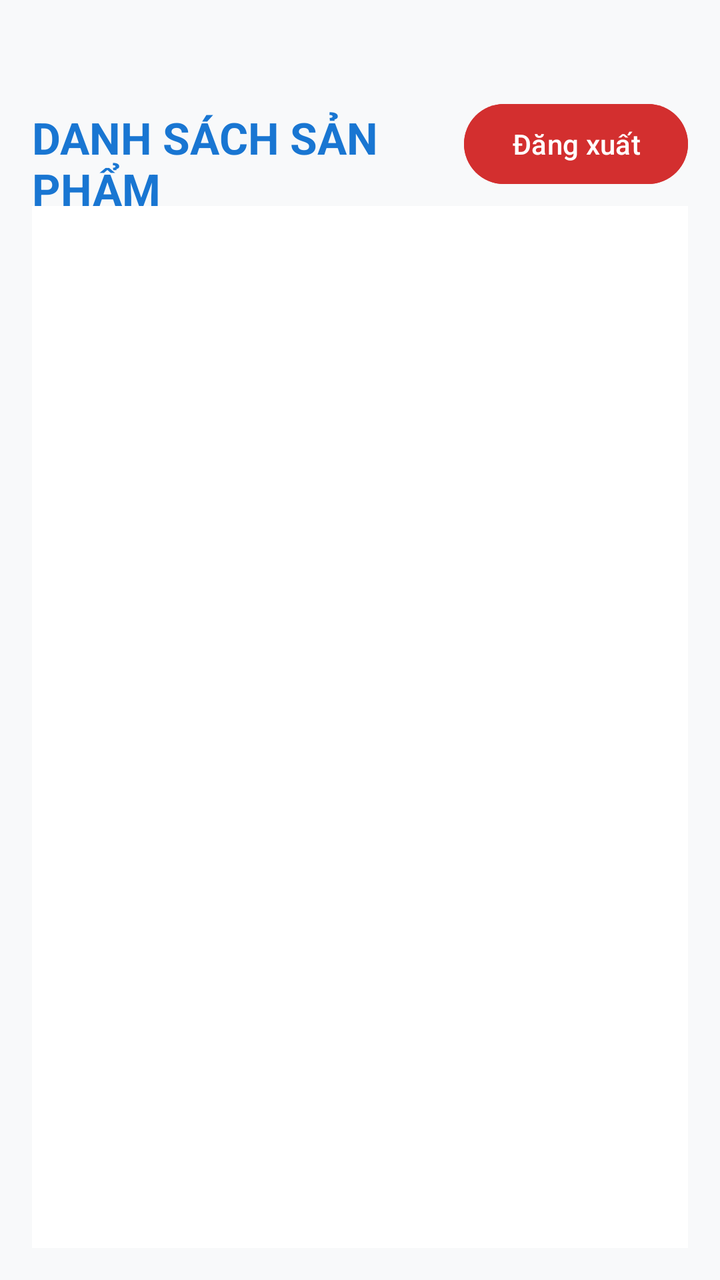
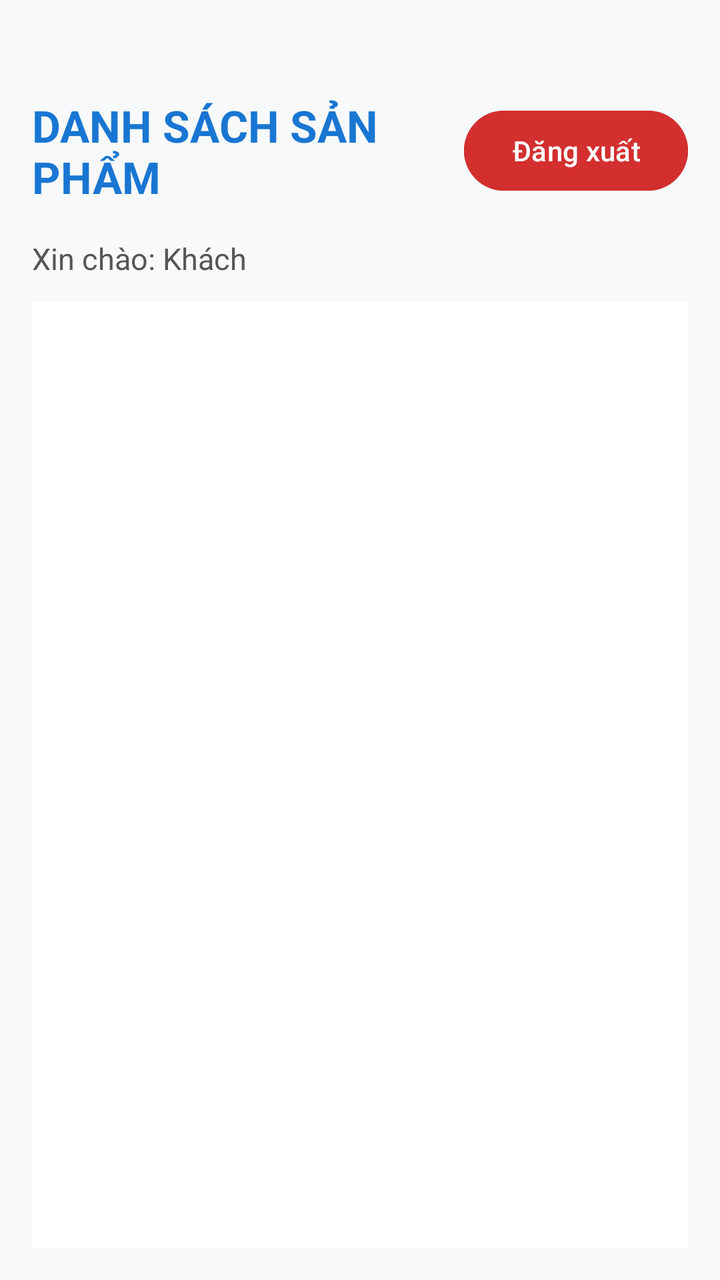

Compare the two renders of this Android layout. The source of the first and the diff that turns it into the second are given below.
<!-- AndroidManifest.xml: application theme Theme.MyApplication -->
<!-- res/layout/activity_product_list.xml -->
<?xml version="1.0" encoding="utf-8"?>
<LinearLayout
    xmlns:android="http://schemas.android.com/apk/res/android"
    android:layout_width="match_parent"
    android:layout_height="match_parent"
    android:orientation="vertical"
    android:paddingTop="48dp"
    android:paddingStart="16dp"
    android:paddingEnd="16dp"
    android:paddingBottom="16dp"
    android:background="#F8F9FA">

    <LinearLayout
        android:layout_width="match_parent"
        android:layout_height="wrap_content"
        android:orientation="horizontal">

        <TextView
            android:id="@+id/textView3"
            android:layout_width="0dp"
            android:layout_height="wrap_content"
            android:layout_weight="1"
            android:textSize="22sp"
            android:textColor="#1976D2"
            android:textStyle="bold"
            android:text="DANH SÁCH SẢN PHẨM" />

        <Button
            android:id="@+id/btnLogout"
            android:layout_width="wrap_content"
            android:layout_height="wrap_content"
            android:text="Đăng xuất"
            android:backgroundTint="#D32F2F"/>
    </LinearLayout>

    <ListView
        android:id="@+id/listView"
        android:layout_width="match_parent"
        android:layout_height="match_parent"
        android:background="#FFFFFF"/>
</LinearLayout>
<!-- resources referenced by this layout -->
<resources>
  <style name="Theme.MyApplication" parent="Base.Theme.MyApplication" />
  <style name="Base.Theme.MyApplication" parent="Theme.Material3.DayNight.NoActionBar">
          
          
      </style>
</resources>

<!-- the commit's change to res/layout/activity_product_list.xml (unified diff, before → after) -->
@@ -13,7 +13,9 @@
     <LinearLayout
         android:layout_width="match_parent"
         android:layout_height="wrap_content"
-        android:orientation="horizontal">
+        android:orientation="horizontal"
+        android:gravity="center_vertical"
+        android:layout_marginBottom="16dp">
 
         <TextView
             android:id="@+id/textView3"
@@ -30,12 +32,24 @@
             android:layout_width="wrap_content"
             android:layout_height="wrap_content"
             android:text="Đăng xuất"
-            android:backgroundTint="#D32F2F"/>
+            android:backgroundTint="#D32F2F" />
     </LinearLayout>
+
+    <TextView
+        android:id="@+id/tvWelcomeUser"
+        android:layout_width="wrap_content"
+        android:layout_height="wrap_content"
+        android:text="Xin chào: Khách"
+        android:textSize="15sp"
+        android:textColor="#555555"
+        android:layout_marginBottom="12dp" />
 
     <ListView
         android:id="@+id/listView"
         android:layout_width="match_parent"
         android:layout_height="match_parent"
-        android:background="#FFFFFF"/>
+        android:divider="#E0E0E0"
+        android:dividerHeight="1dp"
+        android:background="#FFFFFF" />
+
 </LinearLayout>
